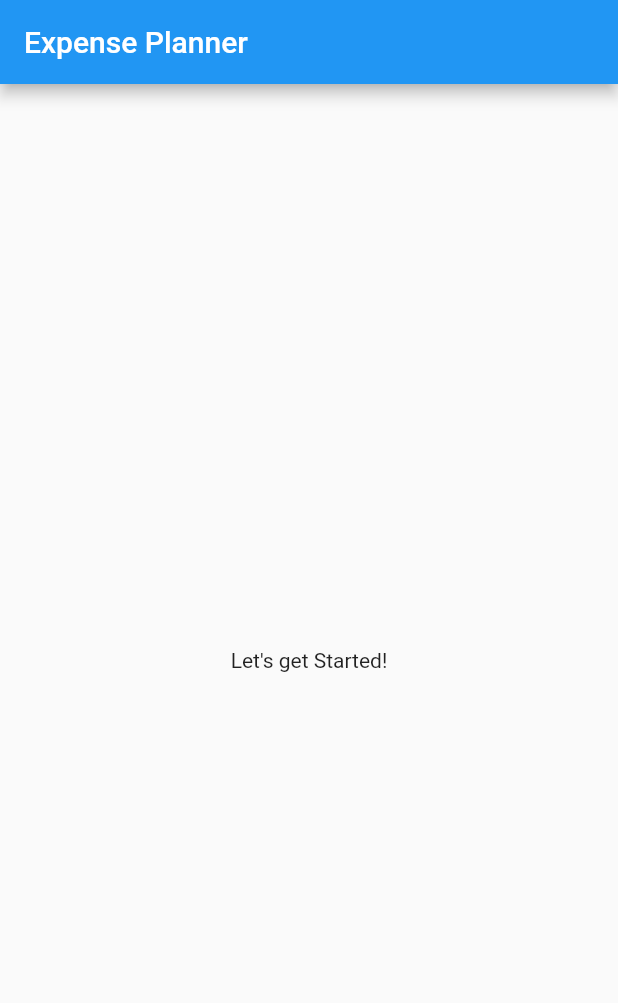
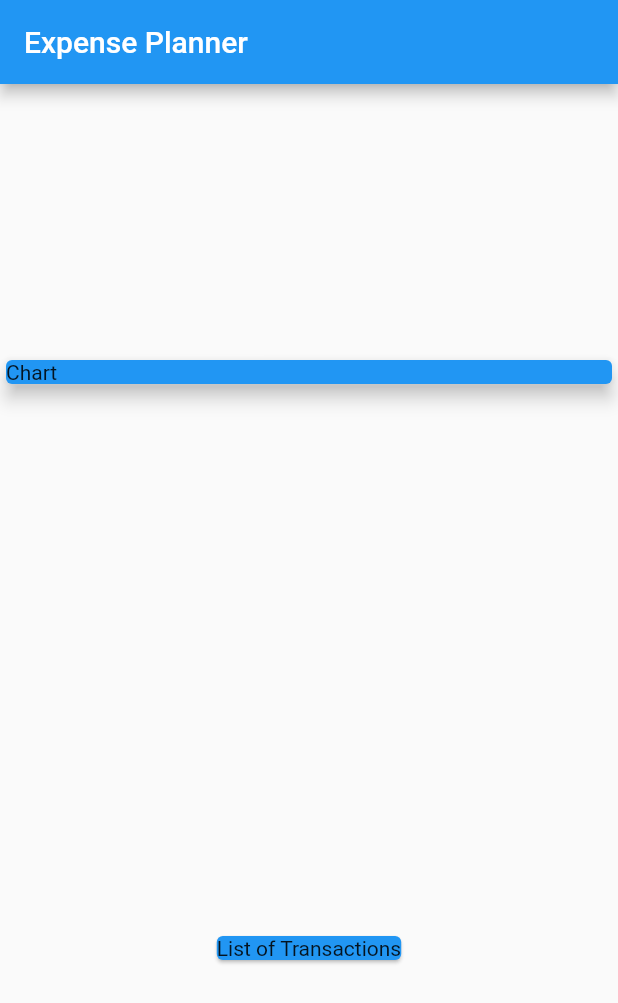
Before and after one commit to rajput-hemant/expense-tracker, a Flutter app: the screen it shows after launch, on a phone screen of 412 x 824 dp. Shown: the top 1003 px of the screen. Run offline on Flutter 3.47's test engine with Material 2 defaults, Android fonts, the phone set to English and light mode, and no system bars.

Commit message:
Created Card Widgets for Chart & List of Transactions
Signed-off-by: rajput-hemant <hemant.rajput_cs20@gla.ac.in>

```diff
--- a/lib/main.dart
+++ b/lib/main.dart
@@ -19,8 +19,23 @@ class MyHomePage extends StatelessWidget {
       appBar: AppBar(
         title: Text('Expense Planner'),
       ),
-      body: Center(
-        child: Text('Let\'s get Started!'),
+      body: Column(
+        mainAxisAlignment: MainAxisAlignment.spaceAround,
+        crossAxisAlignment: CrossAxisAlignment.center,
+        children: [
+          Container(
+            width: double.infinity,
+            child: Card(
+              color: Colors.blue,
+              child: Text('Chart'),
+              elevation: 5,
+            ),
+          ),
+          Card(
+            color: Colors.blue,
+            child: Text('List of Transactions'),
+          )
+        ],
       ),
     );
   }
```
